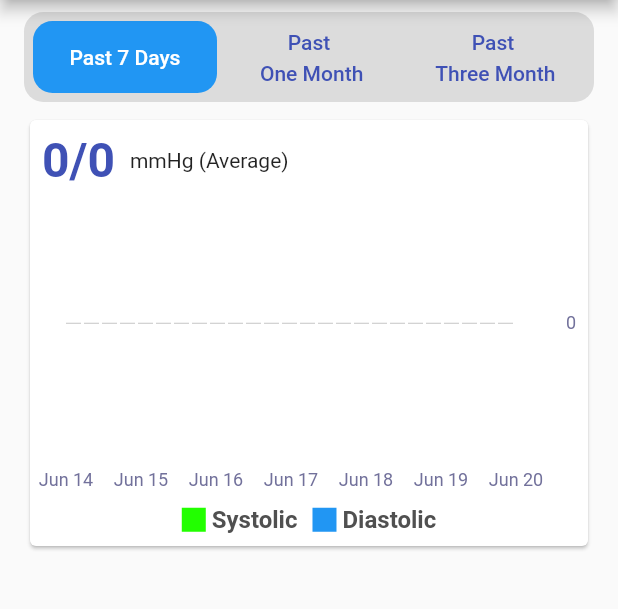
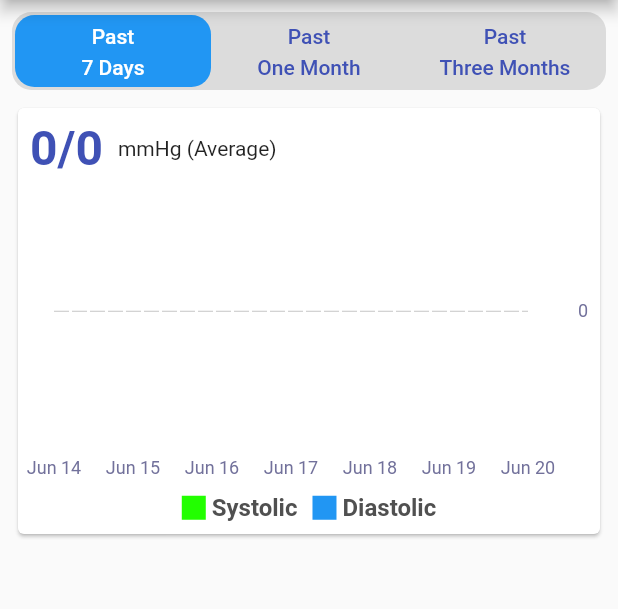
Before and after one commit to aknay/health_tracker_app, a Flutter app: the screen it shows after launch, after a tap on "Blood Pressure", on a phone screen of 412 x 824 dp, the part 84-693 px from its top. Run offline on Flutter 3.47's test engine with Material 2 defaults, Android fonts, the phone set to English and light mode, and no system bars; drawn by our look-alikes of fl_chart; our stand-ins replace dartz, flutter_local_notifications, flutter_speed_dial, get_it, google_mobile_ads, hive and 4 more; accounts and stored records are empty; generated files the repository leaves out were written again; network calls fail.

Commit message:
just improve tab ui

```diff
--- a/lib/presentation/pages/blood_pressure/blood_pressure_dashboard/blood_pressure_dashboard_page.dart
+++ b/lib/presentation/pages/blood_pressure/blood_pressure_dashboard/blood_pressure_dashboard_page.dart
@@ -2,6 +2,7 @@ import 'package:flutter/material.dart';
 import 'package:flutter_gen/gen_l10n/app_localizations.dart';
 import 'package:healthtracker/presentation/constant.dart';
 import 'package:healthtracker/presentation/widgets/blood_pressure_chart_card.dart';
+import 'package:healthtracker/presentation/widgets/up_to_past_three_month_tab_bar.dart';
 
 import 'blood_pressure_dashboard_page_view_model.dart';
 
@@ -39,38 +40,15 @@ class _DashboardPageState extends State<BloodPressureDashboardPage> {
             DefaultTabController(
               child: Expanded(
                 child: Padding(
-                  padding: const EdgeInsets.only(left: 16, right: 16, top: 8),
+                  padding: const EdgeInsets.only(left: 8, right: 8, top: 8),
                   child: Column(
                     children: [
                       Container(
                         decoration: const BoxDecoration(
                             color: Colors.black12, borderRadius: BorderRadius.all(Radius.circular(13))),
-                        child: Padding(
-                          padding: const EdgeInsets.all(6.0),
-                          child: TabBar(
-                            labelColor: Colors.white,
-                            unselectedLabelColor: Colors.indigo,
-                            indicator: BoxDecoration(
-                                borderRadius: BorderRadius.circular(13), // Creates border
-                                color: Colors.blue),
-                            tabs: [
-                              SizedBox(
-                                  child: Tab(
-                                      child: Text(
-                                AppLocalizations.of(context)!.past7Days,
-                                textAlign: TextAlign.center,
-                                style: const TextStyle(fontSize: 14, height: 1.5),
-                              ))),
-                              Tab(
-                                child: Text(AppLocalizations.of(context)!.oneMonth,
-                                    textAlign: TextAlign.center, style: const TextStyle(fontSize: 14, height: 1.5)),
-                              ),
-                              Tab(
-                                child: Text(AppLocalizations.of(context)!.threeMonth,
-                                    textAlign: TextAlign.center, style: const TextStyle(fontSize: 14, height: 1.5)),
-                              ),
-                            ],
-                          ),
+                        child: const Padding(
+                          padding: EdgeInsets.all(2.0),
+                          child: UpToPastThreeMonthTabBar(),
                         ),
                       ),
                       SizedBox(
--- a/lib/presentation/pages/dashboard/dashboard_page.dart
+++ b/lib/presentation/pages/dashboard/dashboard_page.dart
@@ -143,7 +143,7 @@ class _DashboardPageState extends State<DashboardPage> {
                               children: [
                                 Text(AppLocalizations.of(context)!.bloodGlucose,
                                     style: const TextStyle(fontSize: 16.0, fontWeight: FontWeight.bold)),
-                                Text(AppLocalizations.of(context)!.past7Days +
+                                Text(AppLocalizations.of(context)!.past7DaysSingleLineDashBoard +
                                     "  |  " +
                                     AppLocalizations.of(context)!.allPeriods),
                                 StreamBuilder<BloodGlucoseStatistic>(
@@ -217,7 +217,7 @@ class _DashboardPageState extends State<DashboardPage> {
                               children: [
                                 Text(AppLocalizations.of(context)!.textBloodPressure,
                                     style: const TextStyle(fontSize: 16.0, fontWeight: FontWeight.bold)),
-                                Text(AppLocalizations.of(context)!.past7Days),
+                                Text(AppLocalizations.of(context)!.past7DaysSingleLineDashBoard),
                                 StreamBuilder<BloodPressureReadingStatistic>(
                                     stream: _viewModel.bloodPressureStatisticStream,
                                     builder: (context, snapshot) {
--- /dev/null
+++ b/lib/presentation/widgets/up_to_past_three_month_tab_bar.dart
@@ -0,0 +1,35 @@
+import 'package:flutter/material.dart';
+import 'package:flutter_gen/gen_l10n/app_localizations.dart';
+
+class UpToPastThreeMonthTabBar extends StatelessWidget {
+  const UpToPastThreeMonthTabBar({
+    Key? key,
+  }) : super(key: key);
+
+  @override
+  Widget build(BuildContext context) {
+    return TabBar(
+      labelColor: Colors.white,
+      unselectedLabelColor: Colors.indigo,
+      indicator: BoxDecoration(
+          borderRadius: BorderRadius.circular(13), // Creates border
+          color: Colors.blue),
+      tabs: [
+        Tab(
+            child: Text(
+          AppLocalizations.of(context)!.past7Days,
+          textAlign: TextAlign.center,
+          style: const TextStyle(fontSize: 14, height: 1.5),
+        )),
+        Tab(
+          child: Text(AppLocalizations.of(context)!.oneMonth,
+              textAlign: TextAlign.center, style: const TextStyle(fontSize: 14, height: 1.5)),
+        ),
+        Tab(
+          child: Text(AppLocalizations.of(context)!.threeMonthsTabText,
+              textAlign: TextAlign.center, style: const TextStyle(fontSize: 14, height: 1.5)),
+        ),
+      ],
+    );
+  }
+}
```
Also changed, not shown: lib/l10n/app_en.arb (+7 -7 lines), lib/l10n/app_my.arb (+6 -6 lines), lib/presentation/pages/blood_glucose/blood_glucose_adding_page/blood_glucose_adding_page.dart (+4 -4 lines), lib/presentation/pages/blood_glucose/blood_glucose_dashboard/blood_glucose_dashboard_page.dart (+4 -26 lines), lib/presentation/pages/blood_pressure/blood_pressure_adding_page/blood_pressure_adding_page.dart (+4 -4 lines).
